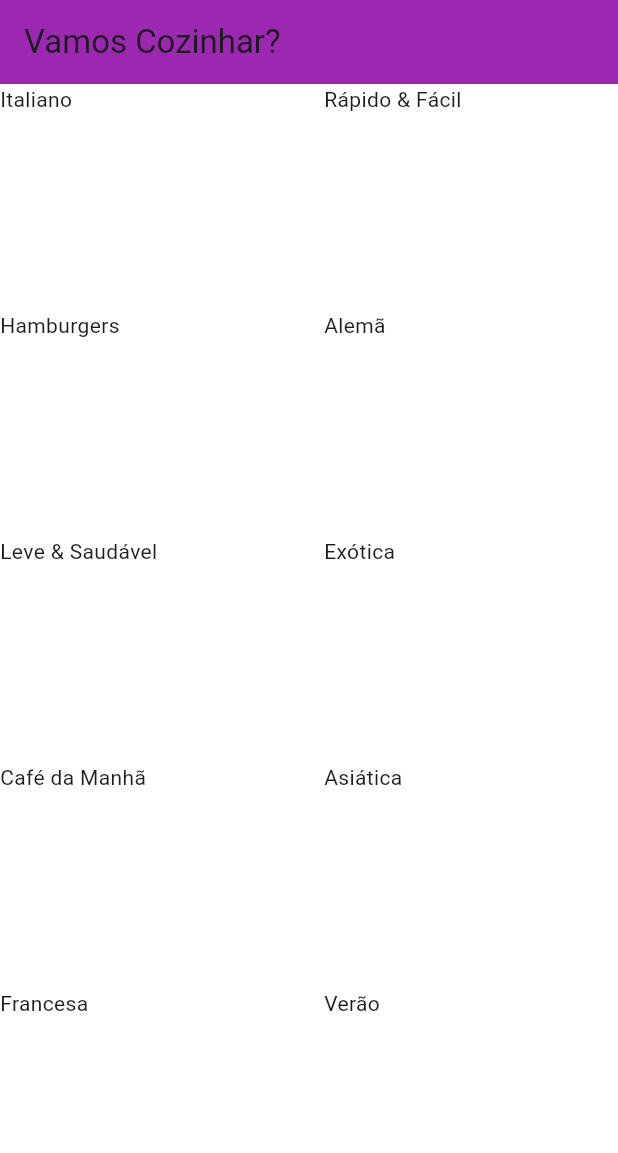
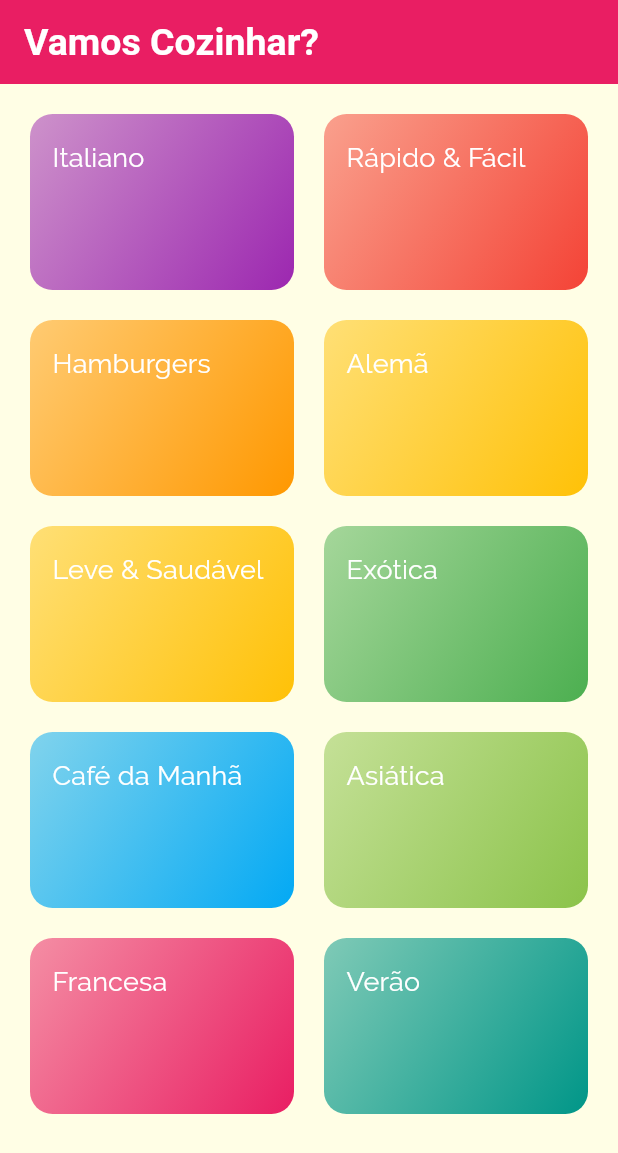
Before and after one commit to DaniloBitencourt/meals, a Flutter app: the screen it shows after launch, on a phone screen of 412 x 824 dp. Shown: the top 1153 px of the screen. Run offline on Flutter 3.47's test engine with Material 3 defaults, Android fonts, the phone set to English and light mode, and no system bars; Roboto replaces fonts that are missing (OpenSans).

Commit message:
Adição de fontes, definição de temas e melhoria na tela Categorias

```diff
--- a/lib/components/category_item.dart
+++ b/lib/components/category_item.dart
@@ -1,3 +1,5 @@
+// ignore_for_file: sort_child_properties_last
+
 import 'package:flutter/material.dart';
 import '../models/category.dart';
 
@@ -9,7 +11,22 @@ class CategoryItem extends StatelessWidget {
   @override
   Widget build(BuildContext context) {
     return Container(
-      child: Text(category.title),
+      padding: const EdgeInsets.all(15),
+      child: Text(
+        category.title,
+        style: Theme.of(context).textTheme.titleMedium,
+      ),
+      decoration: BoxDecoration(
+        borderRadius: BorderRadius.circular(15),
+        gradient: LinearGradient(
+          colors: [
+            category.color.withOpacity(0.5),
+            category.color,
+          ],
+          begin: Alignment.topLeft,
+          end: Alignment.bottomRight,
+        ),
+      ),
     );
   }
 }
--- a/lib/main.dart
+++ b/lib/main.dart
@@ -10,12 +10,57 @@ class MyApp extends StatelessWidget {
 
   @override
   Widget build(BuildContext context) {
+    final ThemeData tema = ThemeData();
+
     return MaterialApp(
       title: 'Vamos Cozinhar?',
-      theme: ThemeData(
-        primarySwatch: Colors.blue,
+      theme: tema.copyWith(
+        colorScheme: tema.colorScheme.copyWith(
+          primary: Colors.pink,
+          secondary: Colors.amber,
+          background: Colors.black,
+        ),
+        textTheme: tema.textTheme.copyWith(
+          titleMedium: const TextStyle(
+            fontFamily: 'Raleway',
+            fontSize: 18,
+          ),
+          titleLarge: const TextStyle(
+            fontFamily: 'RobotoCondensed',
+            fontSize: 20,
+          ),
+          titleSmall: const TextStyle(
+            fontFamily: 'OpenSans',
+            fontSize: 12,
+            fontWeight: FontWeight.normal,
+            color: Colors.purple,
+          ),
+          labelSmall: const TextStyle(
+            fontFamily: 'OpenSans',
+            fontSize: 12,
+            fontWeight: FontWeight.bold,
+            color: Colors.white,
+          ),
+        ),
+        scaffoldBackgroundColor: const Color.fromRGBO(255, 254, 229, 1),
+        appBarTheme: const AppBarTheme(
+          backgroundColor: Colors.pink,
+          titleTextStyle: TextStyle(
+            fontFamily: 'OpenSans',
+            fontSize: 25,
+            fontWeight: FontWeight.bold,
+          ),
+        ),
+        floatingActionButtonTheme: const FloatingActionButtonThemeData(
+          backgroundColor: Colors.white,
+        ),
+        elevatedButtonTheme: ElevatedButtonThemeData(
+            style: ButtonStyle(
+          backgroundColor: MaterialStateProperty.all(Colors.purple),
+        )),
+        //TextButton é o botão sem formatação
       ),
-      home: CategoriesScreen(),
+      home: const CategoriesScreen(),
     );
   }
 }
--- a/lib/screens/categories_screen.dart
+++ b/lib/screens/categories_screen.dart
@@ -9,10 +9,10 @@ class CategoriesScreen extends StatelessWidget {
   Widget build(BuildContext context) {
     return Scaffold(
       appBar: AppBar(
-        title: Text('Vamos Cozinhar?'),
-        backgroundColor: Colors.purple,
+        title: const Text('Vamos Cozinhar?'),
       ),
       body: GridView(
+        padding: const EdgeInsets.all(20),
         gridDelegate: const SliverGridDelegateWithMaxCrossAxisExtent(
           maxCrossAxisExtent: 200,
           childAspectRatio: 3 / 2,
@@ -23,7 +23,6 @@ class CategoriesScreen extends StatelessWidget {
           return CategoryItem(cat);
         }).toList(),
       ),
-      backgroundColor: Colors.white70,
     );
   }
 }
```
Also changed, not shown: pubspec.yaml (+18 -7 lines), assets/fonts/Raleway-Black.ttf (added), assets/fonts/Raleway-Bold.ttf (added), assets/fonts/Raleway-Regular.ttf (added), assets/fonts/RobotoCondensed-Bold.ttf (added), assets/fonts/RobotoCondensed-Italic.ttf (added), assets/fonts/RobotoCondensed-Light.ttf (added), assets/fonts/RobotoCondensed-Regular.ttf (added).
